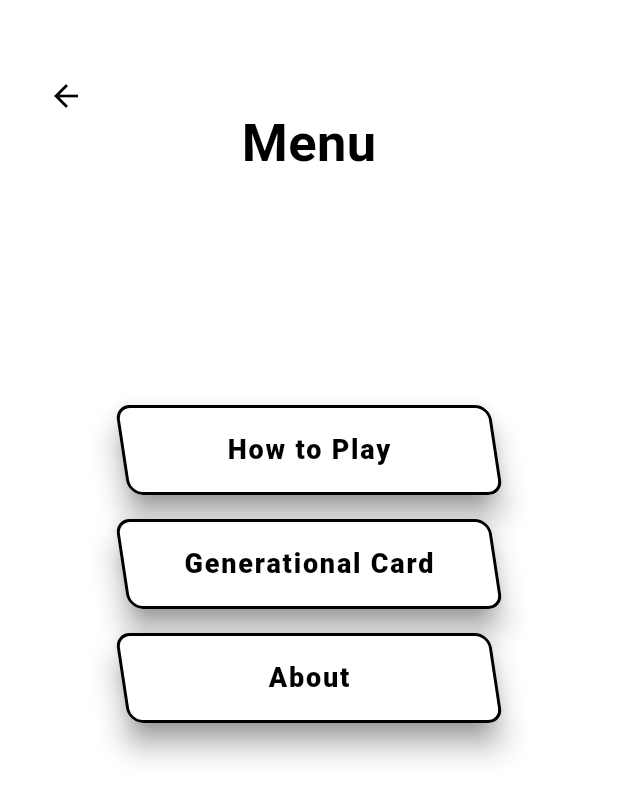
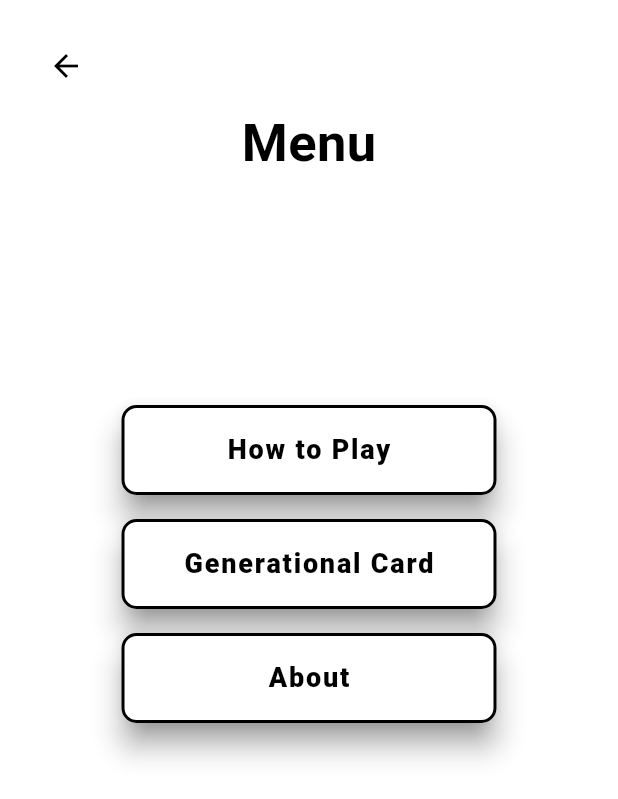
Before and after one commit to mb4465/Slang-That-Thang, a Flutter app: the MenuScreen screen opened directly, on a phone screen of 412 x 824 dp. Shown: the top 799 px of the screen. Run offline on Flutter 3.47's test engine with Material 3 defaults, Android fonts, the phone set to English and light mode, and no system bars; our stand-ins replace audioplayers, flutter_svg, font_awesome_flutter, package_info_plus, shared_preferences; missing offline and left inert: flutter_flip_card; accounts and stored records are empty; project files that could hold a hidden picture were left out.

Commit message:
Buttons shape changed to Rectangle

```diff
--- a/lib/screens/GameButton.dart
+++ b/lib/screens/GameButton.dart
@@ -21,10 +21,7 @@ class GameButton extends StatelessWidget { // Renamed to GameButton
 
   @override
   Widget build(BuildContext context) {
-    return Transform(
-      transform: Matrix4.skewX(skewAngle),
-      alignment: Alignment.center,
-      child: SizedBox(
+    return SizedBox(
       width: width,
       height: height,
       child: ElevatedButton(
@@ -40,9 +37,6 @@ class GameButton extends StatelessWidget { // Renamed to GameButton
           padding: const EdgeInsets.symmetric(horizontal: 24, vertical: 12), // More padding
         ),
         onPressed: onPressed,
-          child: Transform(
-            transform: Matrix4.skewX(-skewAngle),
-            alignment: Alignment.center,
         child: Text(
           text,
           style: TextStyle(
@@ -52,8 +46,6 @@ class GameButton extends StatelessWidget { // Renamed to GameButton
           ),
         ),
       ),
-        ),
-      ),
     );
   }
 }
--- a/lib/screens/MenuScreen.dart
+++ b/lib/screens/MenuScreen.dart
@@ -1,5 +1,6 @@
 import 'package:flutter/cupertino.dart';
 import 'package:flutter/material.dart';
+import 'package:test2/screens/HowToPlay.dart';
 
 import 'AboutScreen.dart';
 import 'GameButton.dart';
@@ -12,20 +13,18 @@ class MenuScreen extends StatelessWidget {
 
   static const buttonWidth = 250.0;
   static const buttonHeight = 60.0; // Increased height
-  static const skewAngle = 0.15;
+  static const skewAngle = 0.0;
 
   @override
   Widget build(BuildContext context) {
     return Scaffold(
-      appBar: AppBar(
-        backgroundColor: Colors.black,
-        foregroundColor: Colors.white,
-        toolbarHeight: 0,
-      ),
-      backgroundColor: Colors.white,
       body: Stack(
         children: [
-          Center(
+          Container(
+            decoration: const BoxDecoration(
+              color: Colors.white,
+            ),
+            child: Center(
               child: Column(
                 mainAxisAlignment: MainAxisAlignment.start,
                 crossAxisAlignment: CrossAxisAlignment.center,
@@ -48,7 +47,8 @@ class MenuScreen extends StatelessWidget {
                     onPressed: () {
                       Navigator.push(
                         context,
-                      MaterialPageRoute(builder: (context) => const AboutScreen()),
+                        MaterialPageRoute(
+                            builder: (context) => const Howtoplay()),
                       );
                     },
                     isBold: true,
@@ -63,7 +63,8 @@ class MenuScreen extends StatelessWidget {
                       Navigator.push(
                         context,
                         MaterialPageRoute(
-                          builder: (context) => const GenerationalCardScreen()),
+                            builder: (context) =>
+                            const GenerationalCardScreen()),
                       );
                     },
                     isBold: true,
@@ -77,7 +78,8 @@ class MenuScreen extends StatelessWidget {
                     onPressed: () {
                       Navigator.push(
                         context,
-                      MaterialPageRoute(builder: (context) => SettingsScreen()),
+                        MaterialPageRoute(
+                            builder: (context) => AboutScreen()),
                       );
                     },
                     isBold: true,
@@ -85,13 +87,16 @@ class MenuScreen extends StatelessWidget {
                 ],
               ),
             ),
+          ),
           // Back arrow button
           Positioned(
-            top: 40,  // Matches the title's top padding
+            top: 20,
             left: 20,
+            child: SafeArea(
               child: IconButton(
                 icon: const Icon(Icons.arrow_back, color: Colors.black),
                 onPressed: () => Navigator.pop(context),
+              ),
             ),
           ),
         ],
--- a/lib/screens/SettingsScreen.dart
+++ b/lib/screens/SettingsScreen.dart
@@ -1,3 +1,4 @@
+import 'package:flutter/cupertino.dart';
 import 'package:flutter/material.dart';
 import 'package:shared_preferences/shared_preferences.dart';
 import '../screens/AboutScreen.dart';
@@ -41,7 +42,7 @@ class _SettingsScreenState extends State<SettingsScreen> {
       body: ListView(
         children: <Widget>[
           SwitchListTile(
-            title: Text("Sound Effects"),
+            title: Text("Sound"),
             value: _soundEnabled,
             onChanged: (bool value) {
               setState(() {
```
Also changed, not shown: lib/screens/AboutScreen.dart (+68 -60 lines), lib/screens/HomeScreen.dart (+10 -58 lines), lib/screens/HowToPlay.dart (added, +98 -0 lines), lib/screens/version.dart (deleted, +0 -84 lines). Lines whose indentation alone changed are shown as unchanged.
